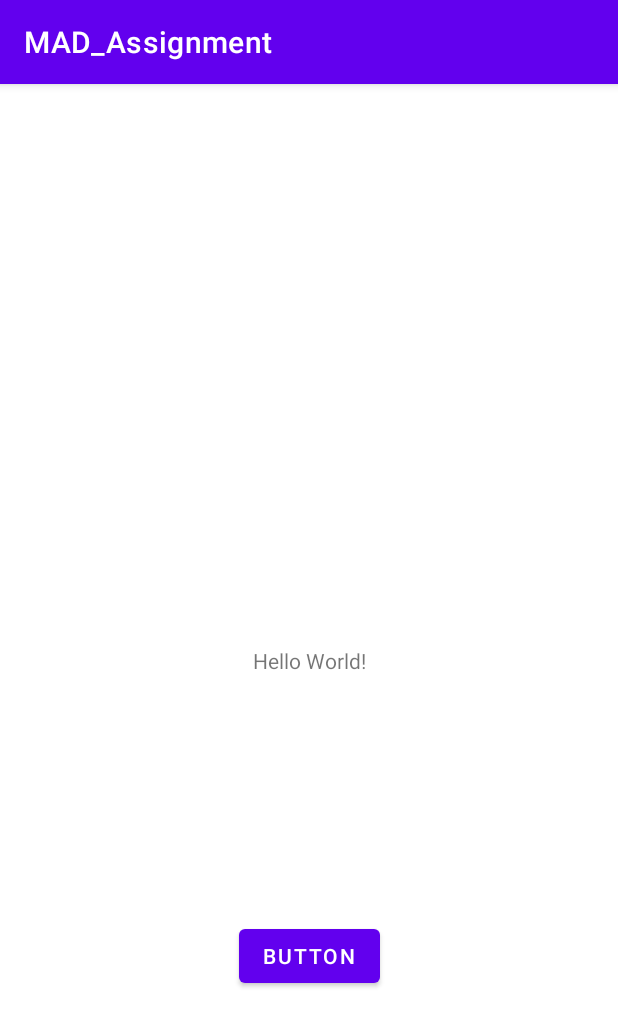
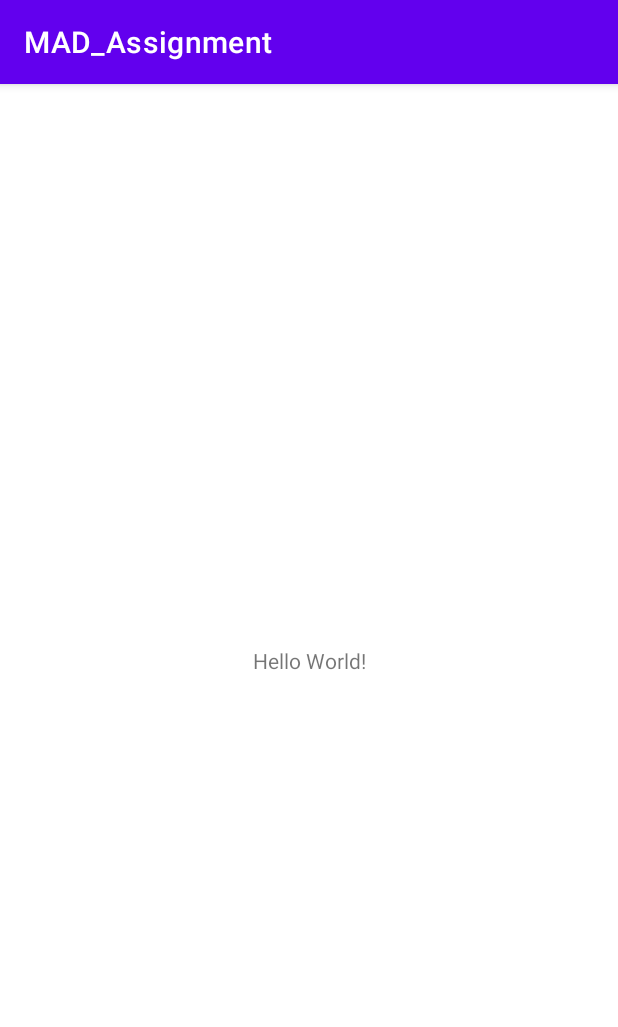
Before and after one commit to lky1020/MAD_Assignmnet, an Android app: the screen it shows after launch (MainActivity), on a phone screen of 412 x 824 dp. Shown: the top 1027 px of the screen. Run offline under Robolectric (Android 15) with nearby library versions, the phone set to English and light mode, and no system bars.

```diff
--- a/app/build.gradle
+++ b/app/build.gradle
@@ -1,7 +1,6 @@
 plugins {
     id 'com.android.application'
     id 'kotlin-android'
-    id 'com.google.gms.google-services'
 }
 
 android {
@@ -40,7 +39,6 @@ dependencies {
     implementation 'androidx.appcompat:appcompat:1.2.0'
     implementation 'com.google.android.material:material:1.3.0'
     implementation 'androidx.constraintlayout:constraintlayout:2.0.4'
-    implementation 'com.google.firebase:firebase-firestore:22.1.1'
     testImplementation 'junit:junit:4.+'
     androidTestImplementation 'androidx.test.ext:junit:1.1.2'
     androidTestImplementation 'androidx.test.espresso:espresso-core:3.3.0'
--- a/app/src/main/res/layout/activity_main.xml
+++ b/app/src/main/res/layout/activity_main.xml
@@ -7,7 +7,6 @@
     tools:context=".MainActivity">
 
     <TextView
-        android:id="@+id/textView"
         android:layout_width="wrap_content"
         android:layout_height="wrap_content"
         android:text="Hello World!"
@@ -16,14 +15,4 @@
         app:layout_constraintRight_toRightOf="parent"
         app:layout_constraintTop_toTopOf="parent" />
 
-    <Button
-        android:id="@+id/btn_createUser"
-        android:layout_width="wrap_content"
-        android:layout_height="wrap_content"
-        android:text="Button"
-        app:layout_constraintBottom_toBottomOf="parent"
-        app:layout_constraintEnd_toEndOf="parent"
-        app:layout_constraintStart_toStartOf="parent"
-        app:layout_constraintTop_toBottomOf="@+id/textView" />
-
 </androidx.constraintlayout.widget.ConstraintLayout>
--- a/build.gradle
+++ b/build.gradle
@@ -8,7 +8,6 @@ buildscript {
     dependencies {
         classpath "com.android.tools.build:gradle:4.1.2"
         classpath "org.jetbrains.kotlin:kotlin-gradle-plugin:$kotlin_version"
-        classpath 'com.google.gms:google-services:4.3.5'
 
         // NOTE: Do not place your application dependencies here; they belong
         // in the individual module build.gradle files
```
Also changed, not shown: app/src/main/java/com/example/mad_assignment/MainActivity.kt (+1 -31 lines), 1 other file.
